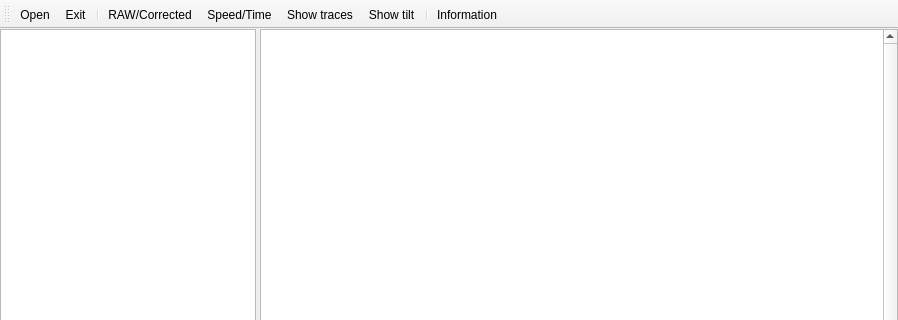
Old version of the form ui/visualizer.ui in the repository EuracBiomedicalResearch/DigitalSpiralography; both pictures show x 0 to 898 and y 0 to 320 of the 898 by 666 pixel window.
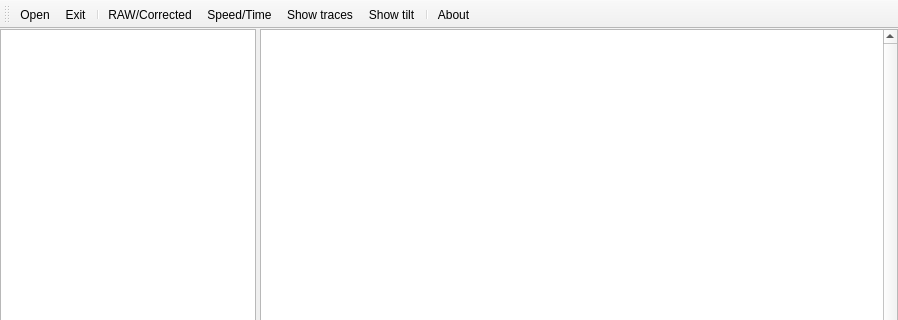
New version of the form. Icons and pictures are not drawn.

Commit message: Visualizer: change the toolbar from Information to About.

Patch:
```diff
--- a/ui/visualizer.ui
+++ b/ui/visualizer.ui
@@ -216,7 +216,7 @@
      <normaloff>icons/24x24/info.png</normaloff>icons/24x24/info.png</iconset>
    </property>
    <property name="text">
-    <string>Information</string>
+    <string>About</string>
    </property>
    <property name="toolTip">
     <string>Information</string>
```
Left out of the diff: 2 changed lines with no effect on the pictures.
